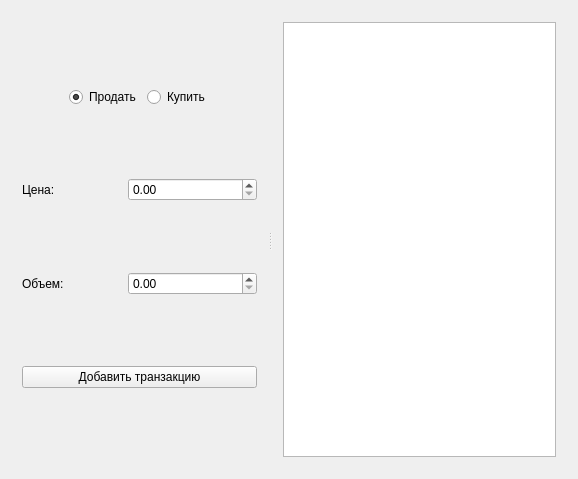
Qt form mainwindow.ui (AndreyMlashkin/Burse) before a commit.
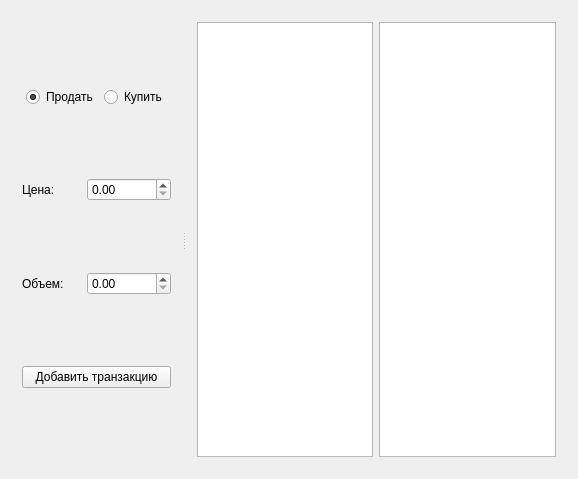
The same form after that commit.

Commit message: Transactions queues shows now

Patch:
```diff
--- a/mainwindow.ui
+++ b/mainwindow.ui
@@ -138,13 +138,17 @@
       <widget class="QWidget" name="horizontalLayoutWidget">
        <layout class="QHBoxLayout" name="horizontalLayout_5">
         <item>
-         <widget class="QColumnView" name="queues">
-          <property name="sizePolicy">
-           <sizepolicy hsizetype="MinimumExpanding" vsizetype="Expanding">
-            <horstretch>0</horstretch>
-            <verstretch>0</verstretch>
-           </sizepolicy>
-          </property>
+         <widget class="QTableView" name="sellTable">
+          <attribute name="verticalHeaderVisible">
+           <bool>false</bool>
+          </attribute>
+         </widget>
+        </item>
+        <item>
+         <widget class="QTableView" name="buyTable">
+          <attribute name="verticalHeaderVisible">
+           <bool>false</bool>
+          </attribute>
          </widget>
         </item>
        </layout>
```
Left out of the diff: 2 changed lines with no effect on the pictures. The commit also changes 5 other files.
